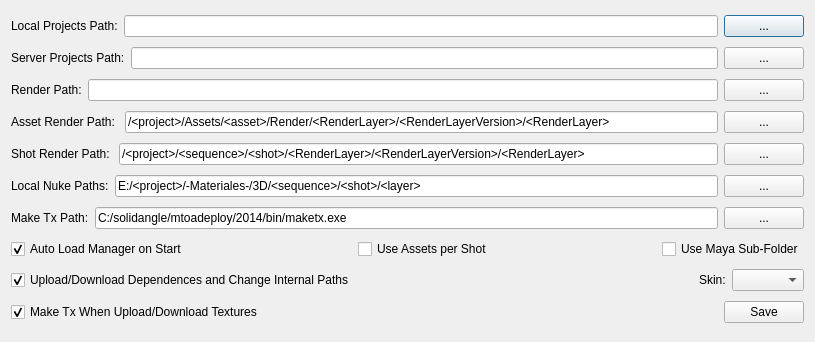
Above: pipe/settings/settings.ui from skarone/PipeL before the change. Below: the same form after it.
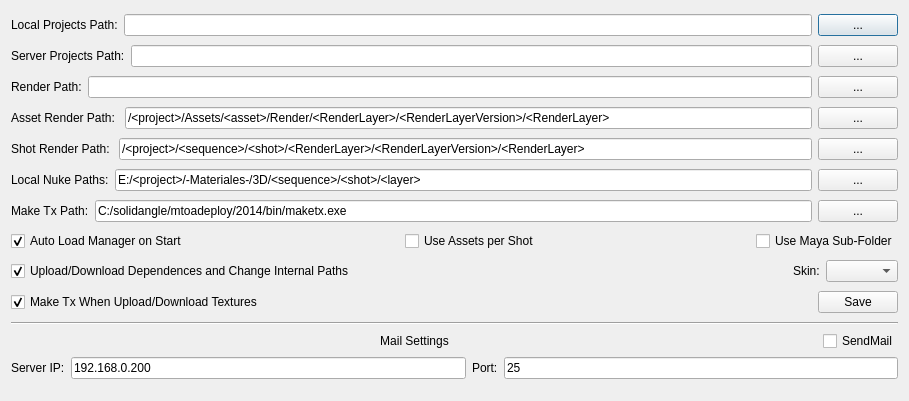
That is the form after the change.

What changed in the file:
```diff
--- a/pipe/settings/settings.ui
+++ b/pipe/settings/settings.ui
@@ -6,8 +6,8 @@
    <rect>
     <x>0</x>
     <y>0</y>
-    <width>815</width>
-    <height>342</height>
+    <width>909</width>
+    <height>401</height>
    </rect>
   </property>
   <property name="windowTitle">
@@ -311,6 +311,96 @@
      </item>
     </layout>
    </item>
+   <item>
+    <layout class="QVBoxLayout" name="verticalLayout_2">
+     <item>
+      <widget class="Line" name="line">
+       <property name="orientation">
+        <enum>Qt::Horizontal</enum>
+       </property>
+      </widget>
+     </item>
+     <item>
+      <layout class="QHBoxLayout" name="horizontalLayout_12">
+       <item>
+        <spacer name="horizontalSpacer_6">
+         <property name="orientation">
+          <enum>Qt::Horizontal</enum>
+         </property>
+         <property name="sizeHint" stdset="0">
+          <size>
+           <width>40</width>
+           <height>20</height>
+          </size>
+         </property>
+        </spacer>
+       </item>
+       <item>
+        <widget class="QLabel" name="label_9">
+         <property name="text">
+          <string>Mail Settings</string>
+         </property>
+         <property name="alignment">
+          <set>Qt::AlignCenter</set>
+         </property>
+        </widget>
+       </item>
+       <item>
+        <spacer name="horizontalSpacer_5">
+         <property name="orientation">
+          <enum>Qt::Horizontal</enum>
+         </property>
+         <property name="sizeHint" stdset="0">
+          <size>
+           <width>40</width>
+           <height>20</height>
+          </size>
+         </property>
+        </spacer>
+       </item>
+       <item>
+        <widget class="QCheckBox" name="sendMail_chb">
+         <property name="text">
+          <string>SendMail</string>
+         </property>
+        </widget>
+       </item>
+      </layout>
+     </item>
+     <item>
+      <layout class="QHBoxLayout" name="horizontalLayout_11">
+       <item>
+        <widget class="QLabel" name="label_10">
+         <property name="text">
+          <string>Server IP:</string>
+         </property>
+        </widget>
+       </item>
+       <item>
+        <widget class="QLineEdit" name="mailServerIp_le">
+         <property name="text">
+          <string>192.168.0.200</string>
+         </property>
+        </widget>
+       </item>
+       <item>
+        <widget class="QLabel" name="label_11">
+         <property name="text">
+          <string>Port:</string>
+         </property>
+        </widget>
+       </item>
+       <item>
+        <widget class="QLineEdit" name="mailPort_le">
+         <property name="text">
+          <string>25</string>
+         </property>
+        </widget>
+       </item>
+      </layout>
+     </item>
+    </layout>
+   </item>
   </layout>
  </widget>
  <resources/>
```
